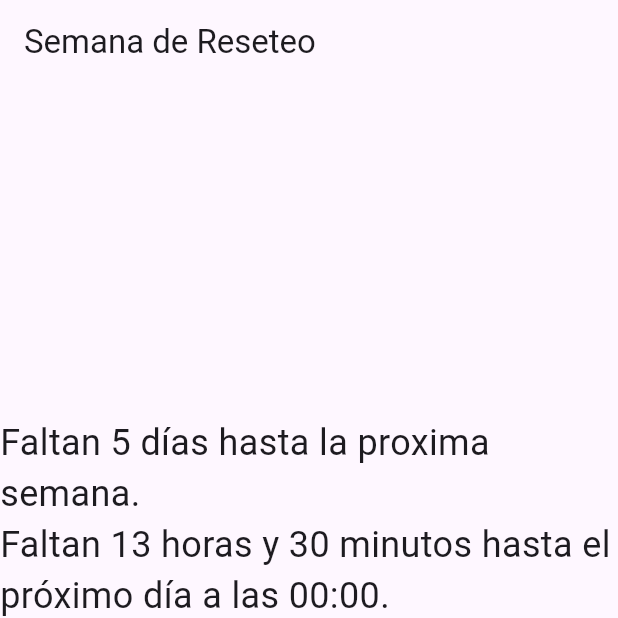
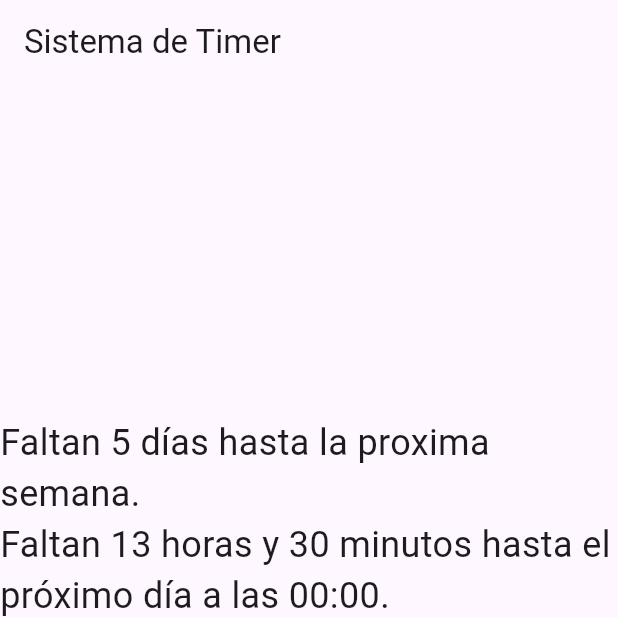
Before and after one commit to DevmenteSac/flutter_timer, a Flutter app: the screen it shows after launch, on a phone screen of 412 x 824 dp, the top half of it. Run offline on Flutter 3.47's test engine with Material 3 defaults, Android fonts, the phone set to English and light mode, and no system bars.

Commit message:
pequeños detalles

```diff
--- a/lib/my_app.dart
+++ b/lib/my_app.dart
@@ -10,7 +10,7 @@ class MyApp extends StatelessWidget {
       title: 'Flutter App',
       home: Scaffold(
         appBar: AppBar(
-          title: const Text('Semana de Reseteo'),
+          title: const Text('Sistema de Timer'),
         ),
         body: const Center(
           child: CountdownScreen(),
```
Also changed, not shown: assets/Captura.PNG, 1 other file.
